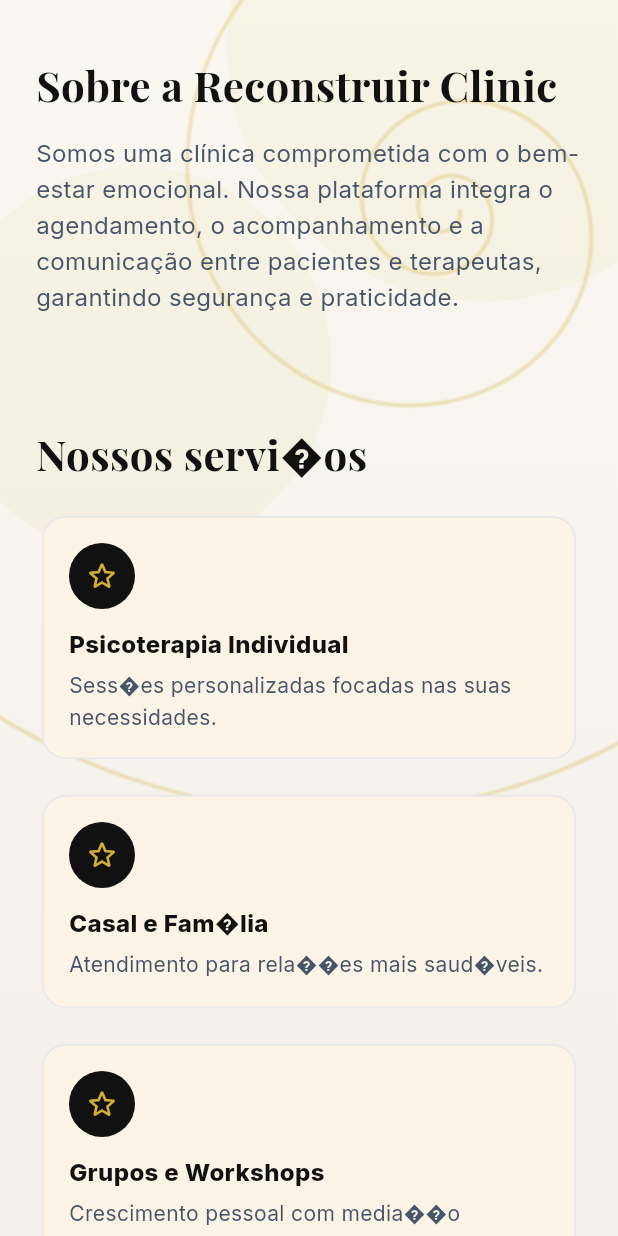
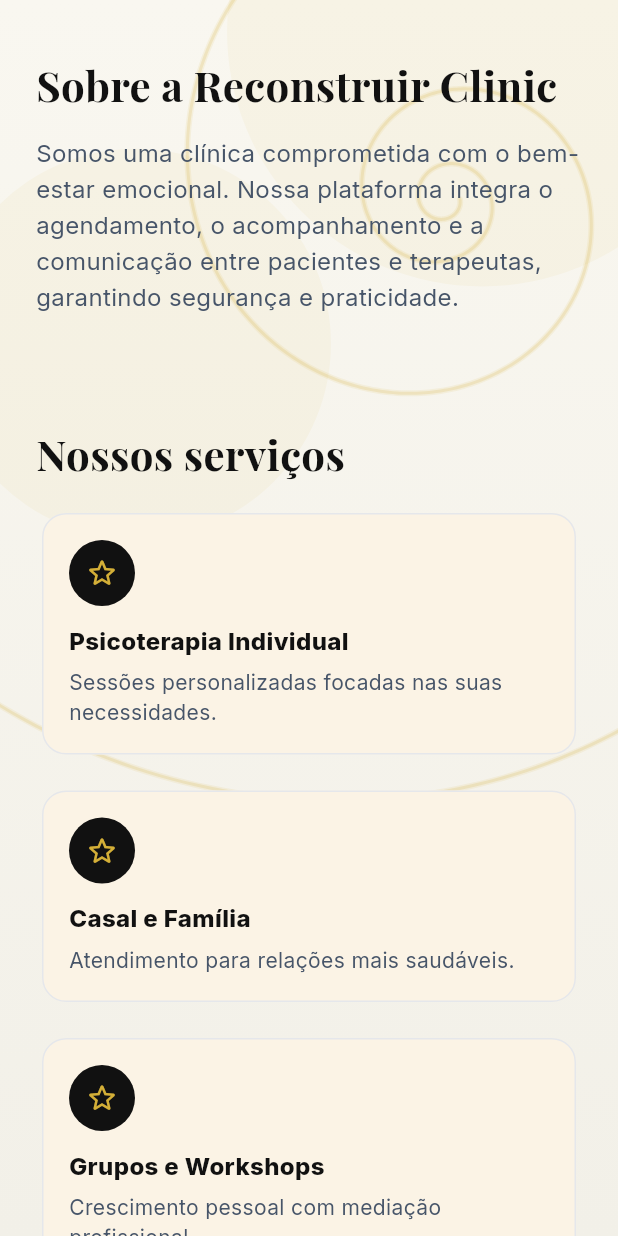
Before and after one commit to NylRJ/clinicaDaniele, a Flutter app: the screen it shows after launch, after a tap on the "menu" icon, after a tap on "Sobre", on a phone screen of 412 x 824 dp. Run offline on Flutter 3.47's test engine with Material 3 defaults, Android fonts, the light colour scheme and no system bars; our stand-ins replace firebase_core, google_fonts; accounts and stored records are empty.

Commit message:
updade estrutura

```diff
--- a/plataforma_daniela/lib/features/landing/presentation/widgets/brand_logo.dart
+++ b/plataforma_daniela/lib/features/landing/presentation/widgets/brand_logos.dart
@@ -8,12 +8,7 @@ class BrandLogo extends StatelessWidget {
 
   @override
   Widget build(BuildContext context) {
-    final img = Image.asset(
-      'assets/logo_reconstruir.png',
-      width: size,
-      height: size,
-      fit: BoxFit.contain,
-    );
+    final img = Image.asset('assets/logo_reconstruir.png', width: size, height: size, fit: BoxFit.contain);
     if (!darkPlate) return img;
 
     return Container(
@@ -21,9 +16,7 @@ class BrandLogo extends StatelessWidget {
       decoration: BoxDecoration(
         color: BrandColors.charcoal,
         borderRadius: BorderRadius.circular(size * 0.18),
-        boxShadow: const [
-          BoxShadow(color: Color(0x22000000), blurRadius: 10, offset: Offset(0, 6)),
-        ],
+        boxShadow: const [BoxShadow(color: Color(0x22000000), blurRadius: 10, offset: Offset(0, 6))],
       ),
       child: img,
     );
--- a/plataforma_daniela/lib/features/landing/presentation/widgets/cta_section.dart
+++ b/plataforma_daniela/lib/features/landing/presentation/widgets/cta_section.dart
@@ -15,7 +15,8 @@ class CTASection extends StatelessWidget {
       ),
       child: Column(
         children: [
-          const SectionTitle('Pronta(o) para come�ar?', subtitle: 'Agende uma sess�o e d� o primeiro passo.'),
+          // LINHA CORRIGIDA ABAIXO
+          const SectionTitle('Pronta(o) para começar?', subtitle: 'Agende uma sessão e dê o primeiro passo.'),
           const SizedBox(height: 16),
           SizedBox(
             height: 48,
--- a/plataforma_daniela/lib/features/landing/presentation/widgets/footer.dart
+++ b/plataforma_daniela/lib/features/landing/presentation/widgets/footer.dart
@@ -12,7 +12,8 @@ class Footer extends StatelessWidget {
           child: const Column(
             children: [
               Divider(height: 32),
-              Text('� 2025 Reconstruir Clinic � Todos os direitos reservados', style: TextStyle(fontSize: 12, color: Colors.black45)),
+              // LINHA CORRIGIDA ABAIXO
+              Text('© 2025 Reconstruir Clinic • Todos os direitos reservados', style: TextStyle(fontSize: 12, color: Colors.black45)),
             ],
           ),
         ),
--- a/plataforma_daniela/lib/features/landing/presentation/widgets/hero_section.dart
+++ b/plataforma_daniela/lib/features/landing/presentation/widgets/hero_section.dart
@@ -35,11 +35,13 @@ class HeroSection extends StatelessWidget {
                       ),
                       const SizedBox(height: 8),
                       Text(
-                        'Plataforma Integrada\nde Gest�o Terap�utica',
+                        // CORRIGIDO AQUI
+                        'Plataforma Integrada\nde Gestão Terapêutica',
                         style: GoogleFonts.playfairDisplay(fontSize: 42, height: 1.1, fontWeight: FontWeight.w700, color: BrandColors.charcoal),
                       ),
                       const SizedBox(height: 12),
-                      const Text('Conectamos pacientes e terapeutas com tecnologia, empatia e prop�sito.', style: TextStyle(fontSize: 18, color: BrandColors.slate)),
+                      // CORRIGIDO AQUI
+                      const Text('Conectamos pacientes e terapeutas com tecnologia, empatia e propósito.', style: TextStyle(fontSize: 18, color: BrandColors.slate)),
                     ],
                   ),
                 ),
@@ -70,7 +72,8 @@ class HeroSection extends StatelessWidget {
                                 shape: RoundedRectangleBorder(borderRadius: BorderRadius.circular(14)),
                               ),
                               onPressed: onPrimaryCTA,
-                              child: const Text('Agendar sess�o'),
+                              // CORRIGIDO AQUI
+                              child: const Text('Agendar sessão'),
                             ),
                           ),
                           const SizedBox(height: 12),
@@ -87,7 +90,8 @@ class HeroSection extends StatelessWidget {
                             ),
                           ),
                           const SizedBox(height: 8),
-                          const Text('� 2025 Reconstruir Clinic', style: TextStyle(fontSize: 12, color: Colors.black45)),
+                          // CORRIGIDO AQUI
+                          const Text('© 2025 Reconstruir Clinic', style: TextStyle(fontSize: 12, color: Colors.black45)),
                         ],
                       ),
                     ),
--- a/plataforma_daniela/lib/features/landing/presentation/widgets/nav_drawer.dart
+++ b/plataforma_daniela/lib/features/landing/presentation/widgets/nav_drawer.dart
@@ -23,7 +23,7 @@ class NavDrawer extends StatelessWidget {
             ),
             const Divider(height: 24),
             _item('Sobre', () => onTap(keys.sobre)),
-            _item('Servi�os', () => onTap(keys.servicos)),
+            _item('Serviços', () => onTap(keys.servicos)),
             _item('Profissionais', () => onTap(keys.profissionais)),
             _item('Depoimentos', () => onTap(keys.depoimentos)),
             _item('Agendar', () => onTap(keys.contato), bold: true),
--- a/plataforma_daniela/lib/features/landing/presentation/widgets/navbar.dart
+++ b/plataforma_daniela/lib/features/landing/presentation/widgets/navbar.dart
@@ -38,7 +38,7 @@ class Navbar extends StatelessWidget {
             final links = Row(
               children: [
                 _NavBtn('Sobre', () => onTap(keys.sobre)),
-                _NavBtn('Servi�os', () => onTap(keys.servicos)),
+                _NavBtn('Serviços', () => onTap(keys.servicos)),
                 _NavBtn('Profissionais', () => onTap(keys.profissionais)),
                 _NavBtn('Depoimentos', () => onTap(keys.depoimentos)),
                 const SizedBox(width: 8),
--- a/plataforma_daniela/lib/features/landing/presentation/widgets/professionals_section.dart
+++ b/plataforma_daniela/lib/features/landing/presentation/widgets/professionals_section.dart
@@ -15,8 +15,10 @@ class ProfessionalsSection extends StatelessWidget {
           spacing: 16,
           runSpacing: 16,
           children: [
-            ProCard(name: 'Daniele Gomes', role: 'Psic�loga | CRP 00/0000'),
-            ProCard(name: 'Ana Paula', role: 'Terapeuta Sist�mica'),
+            // CORRIGIDO AQUI
+            ProCard(name: 'Daniele Gomes', role: 'Psicóloga | CRP 00/0000'),
+            // CORRIGIDO AQUI
+            ProCard(name: 'Ana Paula', role: 'Terapeuta Sistêmica'),
             ProCard(name: 'Carlos Andrade', role: 'Psicoterapeuta Integrativo'),
           ],
         ),
--- a/plataforma_daniela/lib/features/landing/presentation/widgets/quote_card.dart
+++ b/plataforma_daniela/lib/features/landing/presentation/widgets/quote_card.dart
@@ -26,8 +26,9 @@ class QuoteCard extends StatelessWidget {
               const SizedBox(height: 8),
               Text(text, style: const TextStyle(fontSize: 14, color: BrandColors.slate, height: 1.5)),
               const SizedBox(height: 10),
+              // LINHA CORRIGIDA ABAIXO
               Text(
-                '� $author',
+                '— $author',
                 style: const TextStyle(fontSize: 12, color: BrandColors.charcoal, fontWeight: FontWeight.w700),
               ),
             ],
--- a/plataforma_daniela/lib/features/landing/presentation/widgets/services_section.dart
+++ b/plataforma_daniela/lib/features/landing/presentation/widgets/services_section.dart
@@ -8,14 +8,17 @@ class ServicesSection extends StatelessWidget {
   @override
   Widget build(BuildContext context) {
     final cards = const [
-      ServiceCard(icon: Icons.psychology, title: 'Psicoterapia Individual', desc: 'Sess�es personalizadas focadas nas suas necessidades.'),
-      ServiceCard(icon: Icons.family_restroom, title: 'Casal e Fam�lia', desc: 'Atendimento para rela��es mais saud�veis.'),
-      ServiceCard(icon: Icons.self_improvement, title: 'Grupos e Workshops', desc: 'Crescimento pessoal com media��o profissional.'),
+      ServiceCard(icon: Icons.psychology, title: 'Psicoterapia Individual', desc: 'Sessões personalizadas focadas nas suas necessidades.'),
+      // CORRIGIDO AQUI
+      ServiceCard(icon: Icons.family_restroom, title: 'Casal e Família', desc: 'Atendimento para relações mais saudáveis.'),
+      // CORRIGIDO AQUI
+      ServiceCard(icon: Icons.self_improvement, title: 'Grupos e Workshops', desc: 'Crescimento pessoal com mediação profissional.'),
     ];
     return Column(
       crossAxisAlignment: CrossAxisAlignment.start,
       children: [
-        const SectionTitle('Nossos servi�os'),
+        // CORRIGIDO AQUI
+        const SectionTitle('Nossos serviços'),
         const SizedBox(height: 16),
         LayoutBuilder(
           builder: (context, c) {
--- a/plataforma_daniela/lib/features/landing/presentation/widgets/testimonials_section.dart
+++ b/plataforma_daniela/lib/features/landing/presentation/widgets/testimonials_section.dart
@@ -16,7 +16,8 @@ class TestimonialsSection extends StatelessWidget {
           runSpacing: 16,
           children: [
             QuoteCard(text: 'Profissionalismo e acolhimento que mudaram minha vida.', author: 'R.M.'),
-            QuoteCard(text: 'Agendamento f�cil e atendimento humanizado.', author: 'G.S.'),
+            // CORRIGIDO AQUI
+            QuoteCard(text: 'Agendamento fácil e atendimento humanizado.', author: 'G.S.'),
             QuoteCard(text: 'Me senti segura e bem cuidada em todo o processo.', author: 'M.A.'),
           ],
         ),
```
